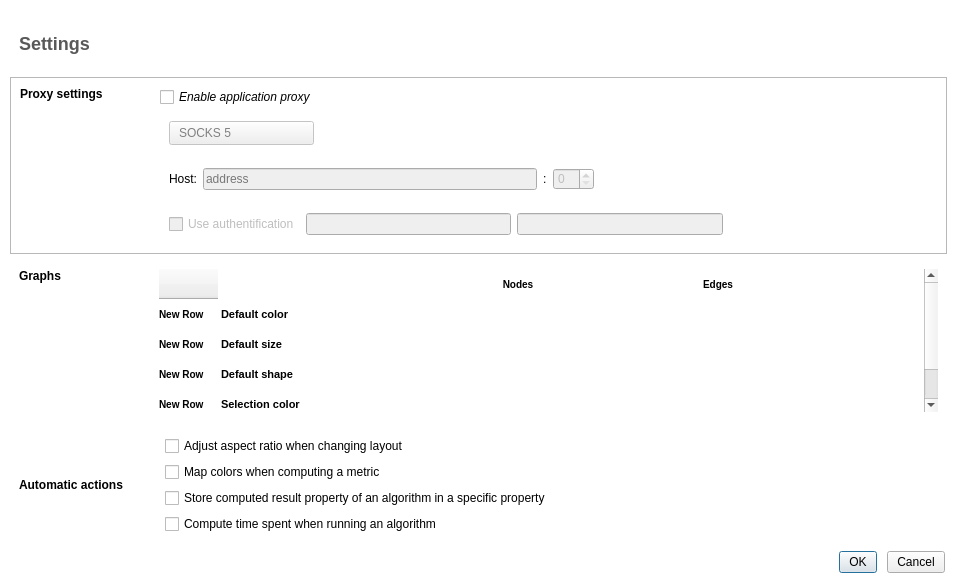
vadivelselvaraj/TulipGLImprovement, file plugins/perspective/GraphPerspective/designer/PreferencesDialog.ui: the form before one commit.
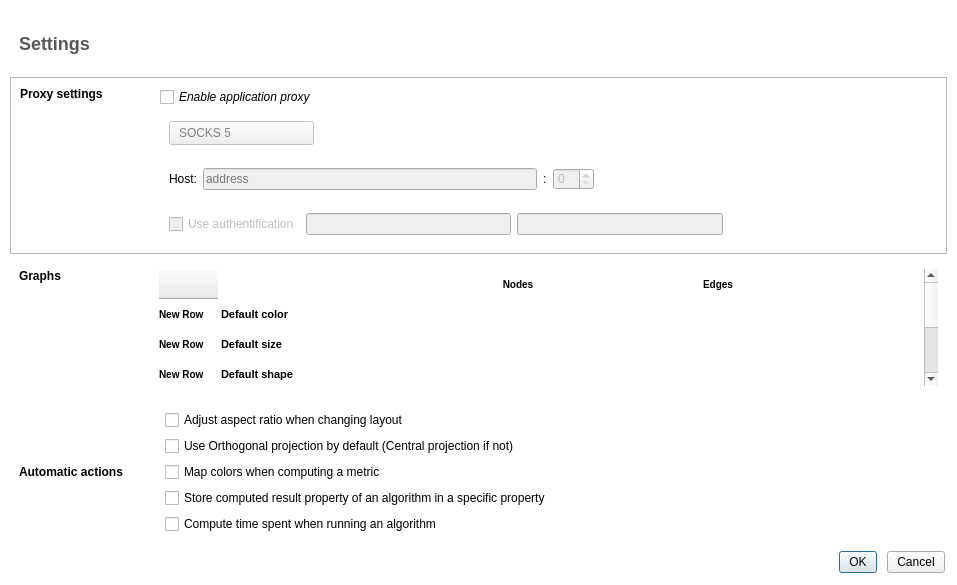
The form after the commit. Icons and pictures are not drawn.

Commit message: enable to switch between orthogonal projection and central projection in GlMainView as asked in sf feature request #3603828: this feature was existing in Tulip 3, but disappeared in Tulip 4. A user preference has been added to manage the default type of projection, an item in the GlMainView contextual menu and a "Projection" frame in the Scene rendering parameters config widget have been added to switch between the 2 types of projection

What changed in the file:
```diff
--- a/plugins/perspective/GraphPerspective/designer/PreferencesDialog.ui
+++ b/plugins/perspective/GraphPerspective/designer/PreferencesDialog.ui
@@ -531,6 +531,16 @@
           </property>
          </widget>
         </item>
+        <item>
+         <widget class="QCheckBox" name="viewOrthoCheck">
+          <property name="text">
+           <string>Use Orthogonal projection by default (Central projection if not)</string>
+          </property>
+          <property name="checked">
+           <bool>false</bool>
+          </property>
+         </widget>
+        </item>
         <item>
          <widget class="QCheckBox" name="colorMappingCheck">
           <property name="text">
```
Left out of the diff: 12 changed lines with no effect on the pictures. The commit also changes 9 other files.
